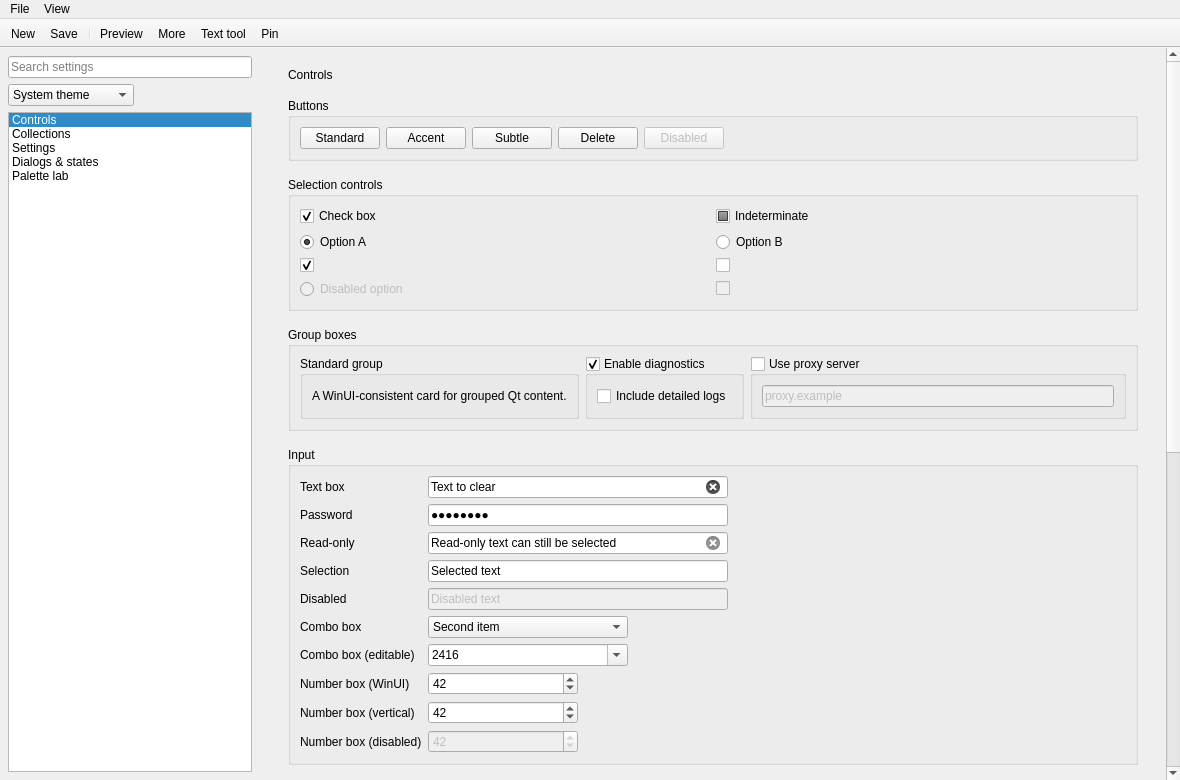
The window that demo/gallerywindow.ui (JulienMaille/WinUI3Style) describes before a commit, drawn with Qt 5.
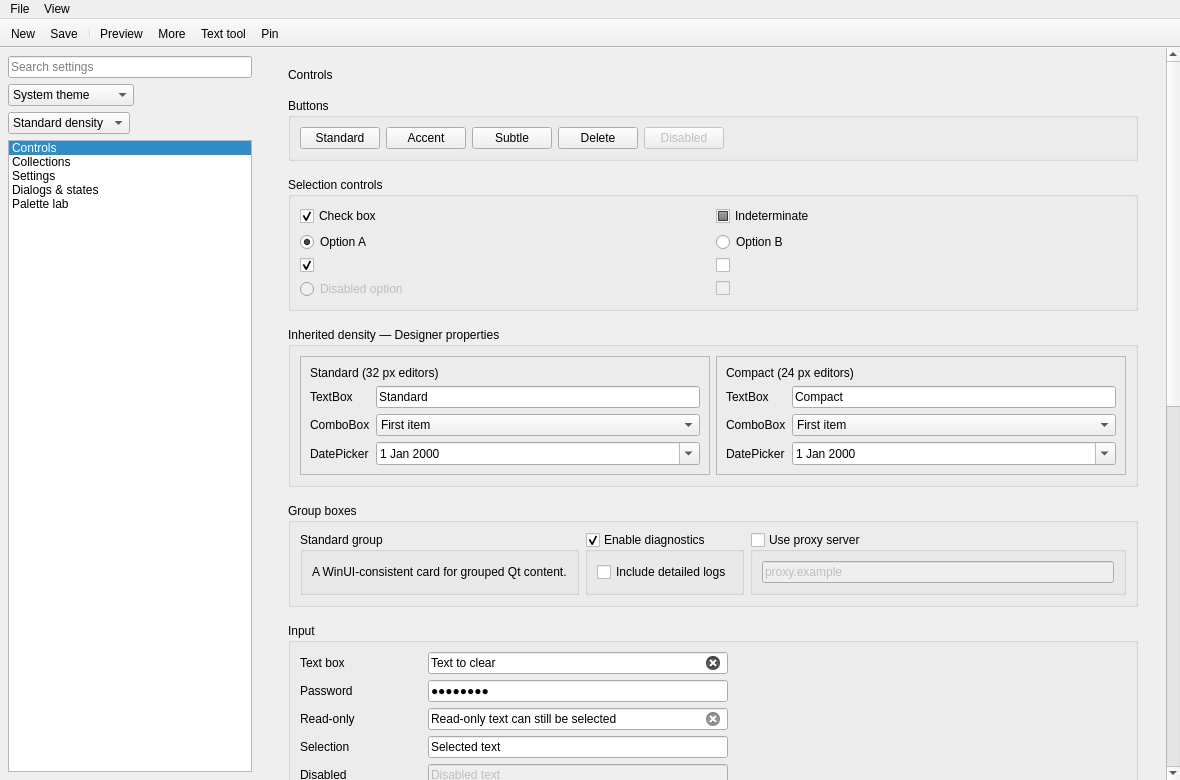
The same window after the commit.

Commit message: Add WinUI standard and compact density profiles

```diff
--- a/demo/gallerywindow.ui
+++ b/demo/gallerywindow.ui
@@ -15,6 +15,7 @@
        <property name="leftMargin"><number>8</number></property><property name="topMargin"><number>8</number></property><property name="rightMargin"><number>8</number></property><property name="bottomMargin"><number>8</number></property>
        <item><widget class="QLineEdit" name="searchSettings"><property name="placeholderText"><string>Search settings</string></property><property name="clearButtonEnabled"><bool>true</bool></property></widget></item>
        <item><widget class="QComboBox" name="themeCombo"><property name="sizePolicy"><sizepolicy hsizetype="Fixed" vsizetype="Fixed"><horstretch>0</horstretch><verstretch>0</verstretch></sizepolicy></property><property name="accessibleName"><string>Theme</string></property><property name="sizeAdjustPolicy"><enum>QComboBox::AdjustToContents</enum></property><property name="minimumContentsLength"><number>12</number></property><item><property name="text"><string>System theme</string></property></item><item><property name="text"><string>Light</string></property></item><item><property name="text"><string>Dark</string></property></item></widget></item>
+       <item><widget class="QComboBox" name="densityCombo"><property name="sizePolicy"><sizepolicy hsizetype="Fixed" vsizetype="Fixed"><horstretch>0</horstretch><verstretch>0</verstretch></sizepolicy></property><property name="accessibleName"><string>Density</string></property><property name="sizeAdjustPolicy"><enum>QComboBox::AdjustToContents</enum></property><item><property name="text"><string>Standard density</string></property></item><item><property name="text"><string>Compact density</string></property></item></widget></item>
        <item><widget class="QListWidget" name="navigationList">
        <property name="winuiNavigationView" stdset="0"><bool>true</bool></property>
         <property name="winuiSurface" stdset="0"><string>layer</string></property>
@@ -55,6 +56,10 @@
           <item row="3" column="0"><widget class="QRadioButton" name="galleryRadioButtonDisabled"><property name="enabled"><bool>false</bool></property><property name="text"><string>Disabled option</string></property></widget></item>
           <item row="3" column="1"><widget class="QCheckBox" name="galleryToggleSwitchDisabled"><property name="enabled"><bool>false</bool></property><property name="winuiToggleSwitch" stdset="0"><bool>true</bool></property><property name="winuiOnText" stdset="0"><string>On</string></property><property name="winuiOffText" stdset="0"><string>Off</string></property></widget></item>
          </layout></widget></item>
+         <item><widget class="QGroupBox" name="densityComparisonGroup"><property name="title"><string>Inherited density — Designer properties</string></property><layout class="QHBoxLayout" name="densityComparisonLayout">
+           <item><widget class="QFrame" name="standardDensityPanel"><property name="frameShape"><enum>QFrame::StyledPanel</enum></property><property name="winuiDensity" stdset="0"><string>standard</string></property><layout class="QFormLayout" name="standardDensityLayout"><item row="0" column="0" colspan="2"><widget class="QLabel" name="standardDensityTitle"><property name="text"><string>Standard (32 px editors)</string></property></widget></item><item row="1" column="0"><widget class="QLabel" name="standardDensityTextLabel"><property name="text"><string>TextBox</string></property></widget></item><item row="1" column="1"><widget class="QLineEdit" name="standardDensityEdit"><property name="text"><string>Standard</string></property></widget></item><item row="2" column="0"><widget class="QLabel" name="standardDensityComboLabel"><property name="text"><string>ComboBox</string></property></widget></item><item row="2" column="1"><widget class="QComboBox" name="standardDensityCombo"><item><property name="text"><string>First item</string></property></item><item><property name="text"><string>Second item</string></property></item></widget></item><item row="3" column="0"><widget class="QLabel" name="standardDensityDateLabel"><property name="text"><string>DatePicker</string></property></widget></item><item row="3" column="1"><widget class="QDateEdit" name="standardDensityDate"><property name="calendarPopup"><bool>true</bool></property></widget></item></layout></widget></item>
+           <item><widget class="QFrame" name="compactDensityPanel"><property name="frameShape"><enum>QFrame::StyledPanel</enum></property><property name="winuiDensity" stdset="0"><string>compact</string></property><layout class="QFormLayout" name="compactDensityLayout"><item row="0" column="0" colspan="2"><widget class="QLabel" name="compactDensityTitle"><property name="text"><string>Compact (24 px editors)</string></property></widget></item><item row="1" column="0"><widget class="QLabel" name="compactDensityTextLabel"><property name="text"><string>TextBox</string></property></widget></item><item row="1" column="1"><widget class="QLineEdit" name="compactDensityEdit"><property name="text"><string>Compact</string></property></widget></item><item row="2" column="0"><widget class="QLabel" name="compactDensityComboLabel"><property name="text"><string>ComboBox</string></property></widget></item><item row="2" column="1"><widget class="QComboBox" name="compactDensityCombo"><item><property name="text"><string>First item</string></property></item><item><property name="text"><string>Second item</string></property></item></widget></item><item row="3" column="0"><widget class="QLabel" name="compactDensityDateLabel"><property name="text"><string>DatePicker</string></property></widget></item><item row="3" column="1"><widget class="QDateEdit" name="compactDensityDate"><property name="calendarPopup"><bool>true</bool></property></widget></item></layout></widget></item>
+         </layout></widget></item>
          <item><widget class="QGroupBox" name="groupBoxesGroup"><property name="title"><string>Group boxes</string></property><layout class="QHBoxLayout" name="groupBoxesLayout">
           <item><widget class="QGroupBox" name="plainGroup"><property name="title"><string>Standard group</string></property><layout class="QVBoxLayout" name="plainGroupLayout"><item><widget class="QLabel" name="plainGroupText"><property name="text"><string>A WinUI-consistent card for grouped Qt content.</string></property></widget></item></layout></widget></item>
           <item><widget class="QGroupBox" name="diagnosticsGroup"><property name="title"><string>Enable diagnostics</string></property><property name="checkable"><bool>true</bool></property><property name="checked"><bool>true</bool></property><layout class="QVBoxLayout" name="diagnosticsLayout"><item><widget class="QCheckBox" name="detailedLogs"><property name="text"><string>Include detailed logs</string></property></widget></item></layout></widget></item>
```
The commit also changes 41 other files.
